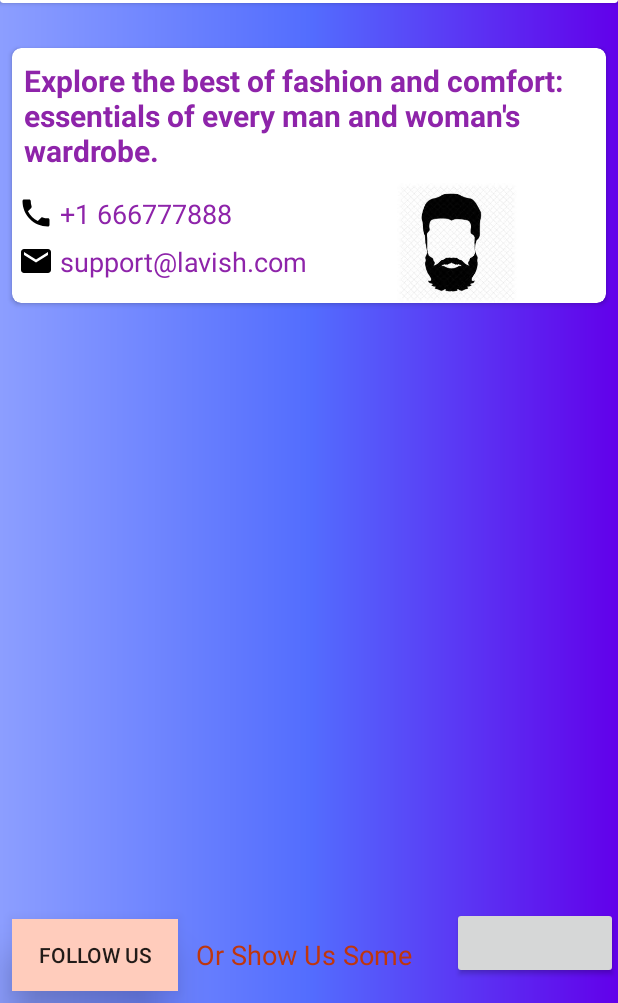
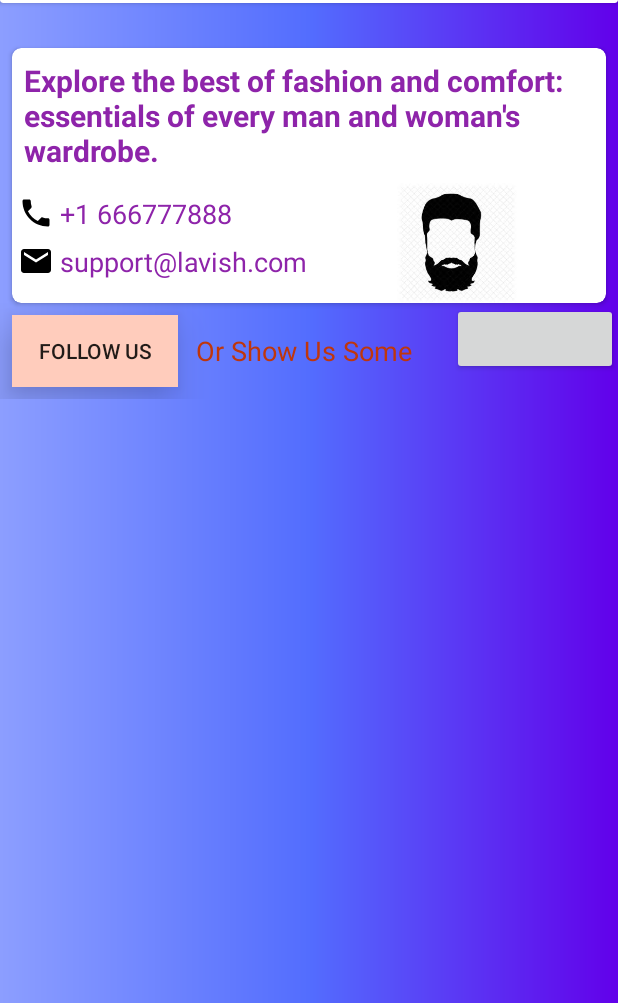
Before and after one commit to kkdroidgit/Udacity-Android-Basics-Nanodegree, an Android app: the screen it shows after launch (MainActivity), on a phone screen of 412 x 824 dp, the part 233-1236 px from its top. Run offline under Robolectric (Android 15) with nearby library versions, the phone set to English and light mode, and no system bars; our stand-ins replace CircleImageView; libraries missing offline, so code that uses them is left out: com.cunoraz.gifview; plain views replace GifView, LikeButton; Roboto replaces fonts that are not available here; 2 statements that could not run were skipped.

Commit message:
refactored code

```diff
--- a/SingleScreenApp/app/src/main/java/in/paperwrk/singlescreenapp/MainActivity.java
+++ b/SingleScreenApp/app/src/main/java/in/paperwrk/singlescreenapp/MainActivity.java
@@ -13,11 +13,7 @@ import com.cunoraz.gifview.library.GifView;
 
 public class MainActivity extends AppCompatActivity {
 
-    Button follow_button;
-    GifView location_view;
-    TextView phone_text;
-    TextView mailing_address;
-    Intent intent = null;
+    private Intent intent = null;
 
     @Override
     protected void onCreate(Bundle savedInstanceState) {
@@ -25,10 +21,10 @@ public class MainActivity extends AppCompatActivity {
         setContentView(R.layout.activity_main);
 
         // init views
-        follow_button = findViewById(R.id.btn_follow);
-        location_view = findViewById(R.id.gif_location);
-        phone_text = findViewById(R.id.phone_number);
-        mailing_address = findViewById(R.id.tv_mail);
+        Button follow_button = findViewById(R.id.btn_follow);
+        GifView location_view = findViewById(R.id.gif_location);
+        TextView phone_text = findViewById(R.id.phone_number);
+        TextView mailing_address = findViewById(R.id.tv_mail);
 
 
         phone_text.setOnClickListener(new View.OnClickListener() {
@@ -80,4 +76,10 @@ public class MainActivity extends AppCompatActivity {
     }
 
 
+
+
+
+
+
+
 }
--- a/SingleScreenApp/app/src/main/res/layout/activity_main.xml
+++ b/SingleScreenApp/app/src/main/res/layout/activity_main.xml
@@ -1,14 +1,16 @@
 <?xml version="1.0" encoding="utf-8"?>
-<LinearLayout xmlns:android="http://schemas.android.com/apk/res/android"
+<ScrollView xmlns:android="http://schemas.android.com/apk/res/android"
     xmlns:app="http://schemas.android.com/apk/res-auto"
-    android:orientation="vertical"
     android:background="@drawable/toolbar_gradient"
     xmlns:tools="http://schemas.android.com/tools"
     android:layout_width="match_parent"
     android:layout_height="match_parent"
     tools:context=".MainActivity">
 
-
+    <LinearLayout
+        android:orientation="vertical"
+        android:layout_width="match_parent"
+        android:layout_height="wrap_content">
 
         <android.support.v7.widget.Toolbar
             android:id="@+id/toolbar"
@@ -22,7 +24,7 @@
                 android:layout_width="match_parent"
                 android:layout_height="wrap_content"
                 android:gravity="center_horizontal|center_vertical"
-            android:text="LAVISH"
+                android:text="@string/app_title"
                 android:textColor="@android:color/white"
                 android:textSize="@dimen/text_20sp"
                 android:textStyle="bold" />
@@ -43,8 +45,6 @@
             android:layout_width="match_parent"
             android:layout_marginTop="@dimen/margin_30dp"
             layout="@layout/center_card"/>
-
-
 
         <RelativeLayout
             android:layout_width="match_parent"
@@ -95,7 +95,5 @@
 
             </LinearLayout>
         </RelativeLayout>
-
-
-
     </LinearLayout>
+</ScrollView>
--- a/SingleScreenApp/app/src/main/res/values/strings.xml
+++ b/SingleScreenApp/app/src/main/res/values/strings.xml
@@ -10,5 +10,6 @@
     <string name="mail_icon_content_desc">Mail Icon</string>
     <string name="mail_address">support@lavish.com</string>
     <string name="fashion_img_content_desc">Fashion Image</string>
+    <string name="app_title">LAVISH</string>
 
 </resources>
```
Lines whose indentation alone changed are shown as unchanged.
